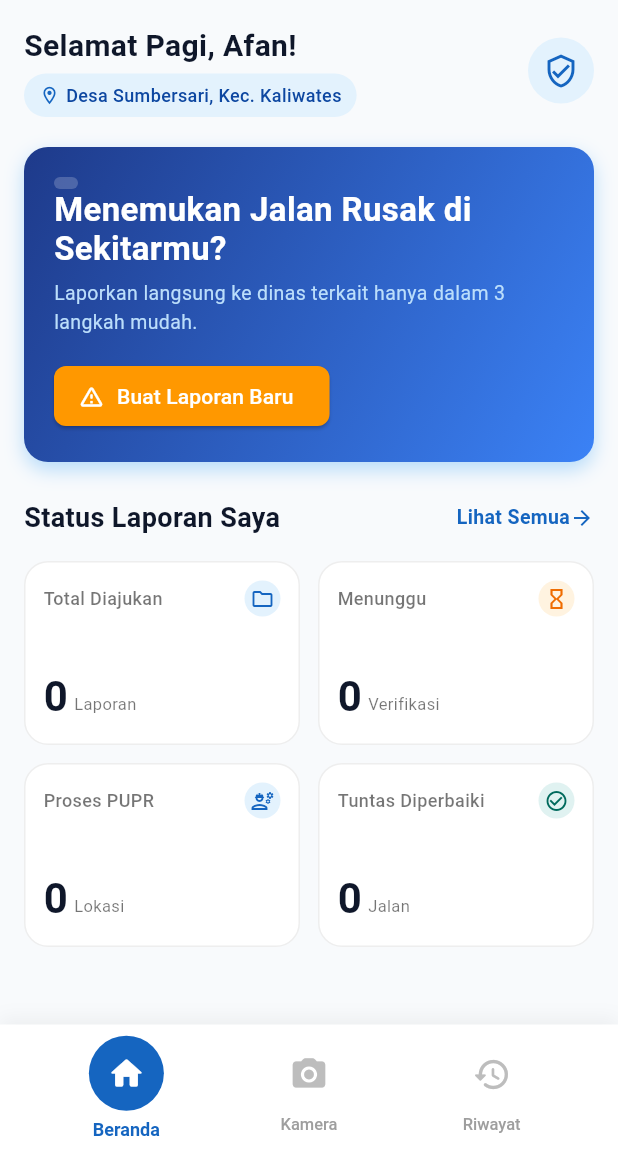
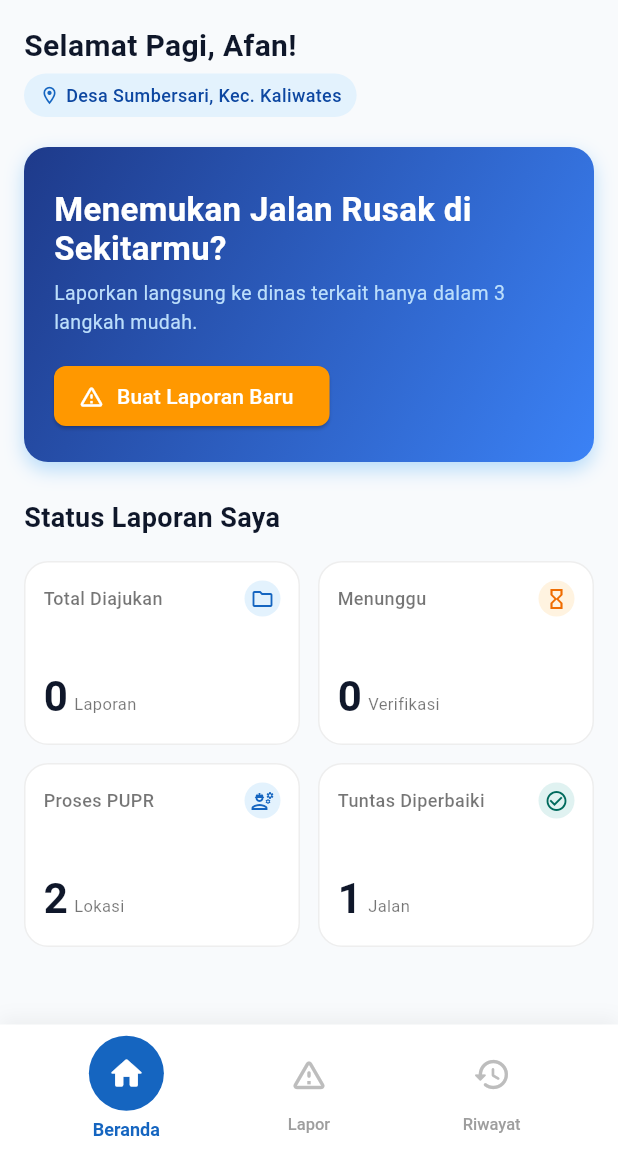
Before and after one commit to ChainFYN/WMA-MG-6_SIGAP-MOBILE, a Flutter app: the HomePage screen opened directly, on a phone screen of 412 x 824 dp, the part 84-1236 px from its top. Run offline on Flutter 3.47's test engine with Material 3 defaults, Android fonts, the phone set to English and light mode, and no system bars; Roboto replaces fonts that are missing (Arial).

Commit message:
Footer Warga

```diff
--- a/lib/screens/home_page.dart
+++ b/lib/screens/home_page.dart
@@ -74,9 +74,8 @@ class _HomePageState extends State<HomePage> {
           mainAxisAlignment: MainAxisAlignment.spaceEvenly,
           children: [
             _buildNavItem(0, Icons.home_rounded, 'Beranda'),
-            _buildNavItem(1, Icons.camera_alt_rounded, 'Kamera'),
+            _buildNavItem(1, Icons.warning_amber_rounded, 'Lapor'),
             _buildNavItem(2, Icons.history_rounded, 'Riwayat'),
-            // _buildNavItem(3, Icons.person_outline_rounded, 'Profil'),
           ],
         ),
       ),
@@ -284,14 +283,14 @@ class _HomePageState extends State<HomePage> {
             ),
           ],
         ),
-        Container(
-          padding: const EdgeInsets.all(10),
-          decoration: BoxDecoration(
-            color: Colors.blue[50],
-            shape: BoxShape.circle,
-          ),
-          child: Icon(Icons.verified_user_outlined, color: Colors.blue[800]),
-        )
+        // Container(
+        //   padding: const EdgeInsets.all(10),
+        //   decoration: BoxDecoration(
+        //     color: Colors.blue[50],
+        //     shape: BoxShape.circle,
+        //   ),
+        //   child: Icon(Icons.verified_user_outlined, color: Colors.blue[800]),
+        // )
       ],
     );
   }
@@ -319,13 +318,6 @@ class _HomePageState extends State<HomePage> {
         children: [
           Container(
             padding: const EdgeInsets.symmetric(horizontal: 8, vertical: 4),
-            decoration: BoxDecoration(
-              color: Colors.white.withOpacity(0.2),
-              borderRadius: BorderRadius.circular(12),
-            ),
-            child: const Row(
-              mainAxisSize: MainAxisSize.min,
-            ),
           ),
           const Text(
             'Menemukan Jalan Rusak di Sekitarmu?',
@@ -378,10 +370,10 @@ class _HomePageState extends State<HomePage> {
         InkWell(
           onTap: () {},
           child: Row(
-            children: [
-              Text('Lihat Semua', style: TextStyle(fontSize: 13, color: Colors.blue[800], fontWeight: FontWeight.bold)),
-              Icon(Icons.arrow_forward, size: 16, color: Colors.blue[800]),
-            ],
+            // children: [
+            //   Text('Lihat Semua', style: TextStyle(fontSize: 13, color: Colors.blue[800], fontWeight: FontWeight.bold)),
+            //   Icon(Icons.arrow_forward, size: 16, color: Colors.blue[800]),
+            // ],
           ),
         ),
       ],
@@ -402,8 +394,8 @@ class _HomePageState extends State<HomePage> {
       children: [
         _buildStatusCard('Total Diajukan', '$totalDiajukan', 'Laporan', Icons.folder_outlined, Colors.blue[50]!, Colors.blue[800]!),
         _buildStatusCard('Menunggu', '$totalMenunggu', 'Verifikasi', Icons.hourglass_empty, Colors.orange[50]!, Colors.orange[800]!),
-        _buildStatusCard('Proses PUPR', '0', 'Lokasi', Icons.engineering_outlined, Colors.blue[50]!, Colors.blue[800]!),
-        _buildStatusCard('Tuntas Diperbaiki', '0', 'Jalan', Icons.check_circle_outline, Colors.teal[50]!, Colors.teal[800]!),
+        _buildStatusCard('Proses PUPR', '2', 'Lokasi', Icons.engineering_outlined, Colors.blue[50]!, Colors.blue[800]!),
+        _buildStatusCard('Tuntas Diperbaiki', '1', 'Jalan', Icons.check_circle_outline, Colors.teal[50]!, Colors.teal[800]!),
       ],
     );
   }
```
Also changed, not shown: lib/screens/camat_page.dart (+0 -12 lines).
